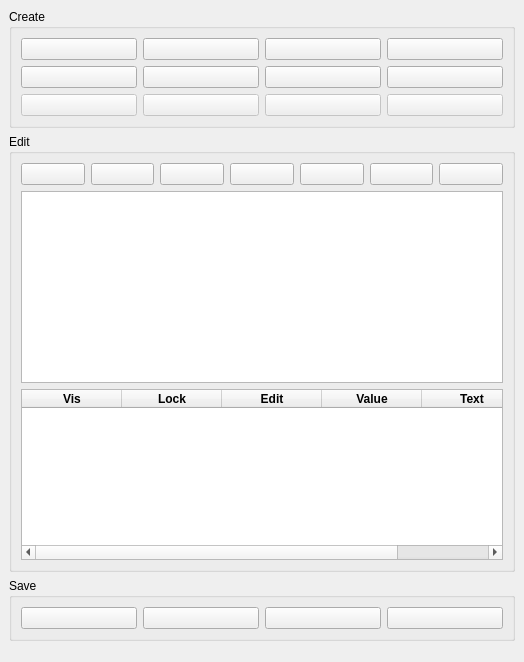
Before: the Qt Designer form QTModules/Annotation/Resources/UI/qSlicerAnnotationModule.ui in Slicer/SlicerGitSVNArchive, drawn with Qt 5.
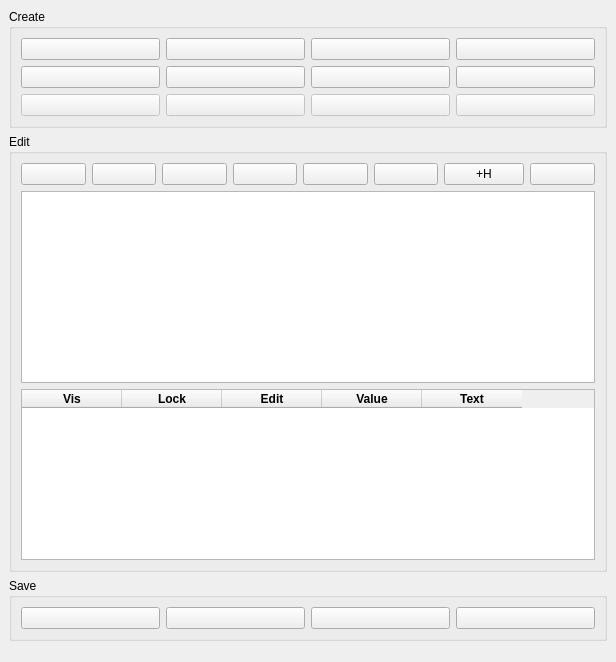
After: the same form once the commit is applied. Icons and pictures are not drawn. Custom widgets are drawn as their Qt base class.

Commit message: ENH: Annotation module: Hierarchies on the way.. Added button to add a new hierarchy manually, added a helper to add new hierarchy when a new annotation is added and sets the parent according to an active hierarchy or creates the top-level hierarchy. Nevertheless, nothing works right now.

What changed in the file:
```diff
--- a/QTModules/Annotation/Resources/UI/qSlicerAnnotationModule.ui
+++ b/QTModules/Annotation/Resources/UI/qSlicerAnnotationModule.ui
@@ -6,7 +6,7 @@
    <rect>
     <x>0</x>
     <y>0</y>
-    <width>524</width>
+    <width>616</width>
     <height>662</height>
    </rect>
   </property>
@@ -373,6 +373,13 @@
              </property>
             </widget>
            </item>
+           <item>
+            <widget class="QPushButton" name="addHierarchyButton">
+             <property name="text">
+              <string>+H</string>
+             </property>
+            </widget>
+           </item>
            <item>
             <widget class="QPushButton" name="deleteSelectedButton">
              <property name="toolTip">
```
Left out of the diff: 2 changed lines with no effect on the pictures. The commit also changes 7 other files.
